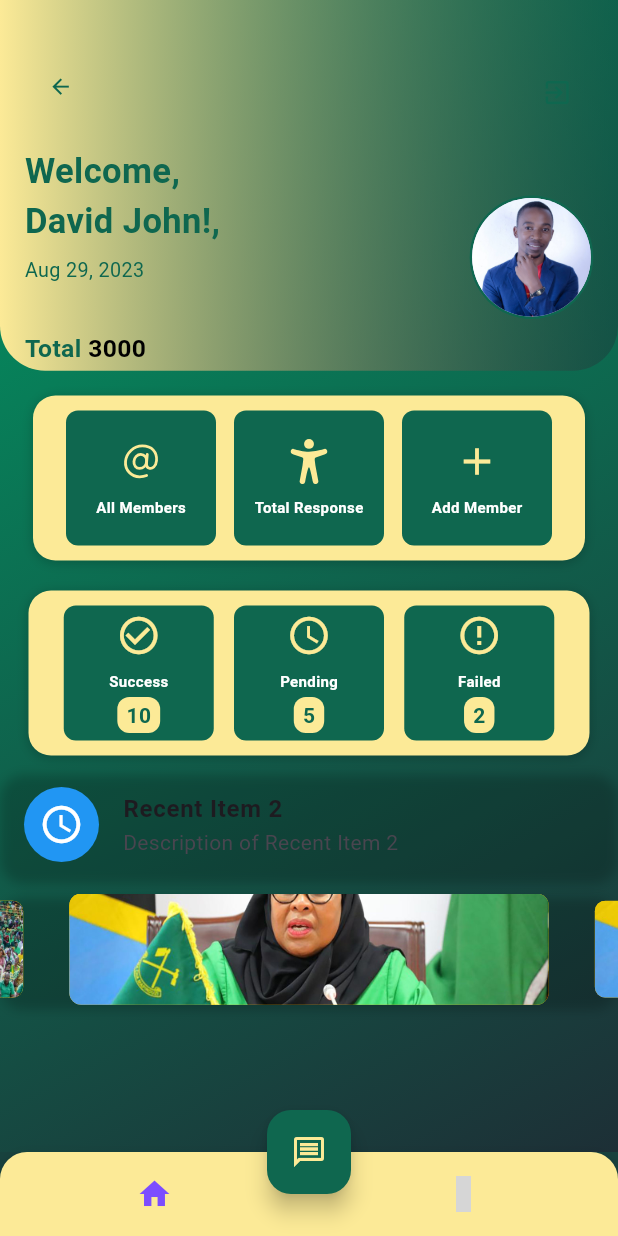
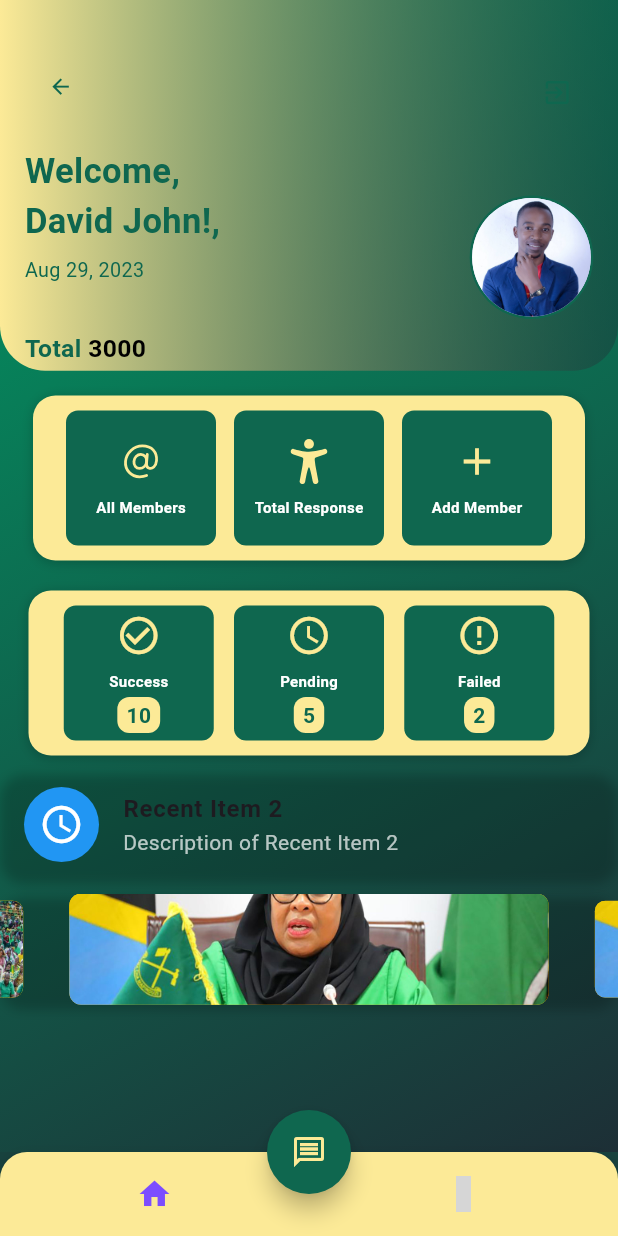
Before and after one commit to dhsoft95/ccm, a Flutter app: the screen it shows after launch, after a tap on "Login", on a phone screen of 412 x 824 dp. Run offline on Flutter 3.47's test engine with Material 3 defaults, Android fonts, the phone set to English and light mode, and no system bars; drawn by our look-alikes of animated_bottom_navigation_bar, carousel_slider; our stand-ins replace contacts_service, google_fonts, ionicons, material_symbols_icons, permission_handler; grey boxes are pictures that could not be loaded.

```diff
--- a/lib/home.dart
+++ b/lib/home.dart
@@ -14,6 +14,7 @@ class DashboardScreen extends StatefulWidget {
   @override
   _DashboardScreenState createState() => _DashboardScreenState();
 }
+
 class _DashboardScreenState extends State<DashboardScreen> {
   final GlobalKey<ScaffoldState> _scaffoldKey = GlobalKey<ScaffoldState>();
   int _currentIndex = 0;
@@ -46,7 +47,10 @@ class _DashboardScreenState extends State<DashboardScreen> {
                 gradient: LinearGradient(
                   begin: Alignment.bottomLeft,
                   end: Alignment.bottomRight,
-                  colors: [const Color(0xfffcea97), const Color(0xff1d2f36).withOpacity(0.4)],
+                  colors: [
+                    const Color(0xfffcea97),
+                    const Color(0xff1d2f36).withOpacity(0.4)
+                  ],
                 ),
                 borderRadius: const BorderRadius.only(
                   bottomRight: Radius.circular(30.0),
@@ -189,7 +193,8 @@ class _DashboardScreenState extends State<DashboardScreen> {
                           child: CircleAvatar(
                             radius: MediaQuery.of(context).size.width *
                                 0.096, // 9.6% of the screen width
-                            backgroundImage: const AssetImage('assets/dhsoft.jpg'),
+                            backgroundImage:
+                                const AssetImage('assets/dhsoft.jpg'),
                           ),
                         ),
                       ],
@@ -223,7 +228,7 @@ class _DashboardScreenState extends State<DashboardScreen> {
                   ],
                 ),
                 height: 110,
-                child:  Padding(
+                child: Padding(
                   padding: EdgeInsets.all(10.0),
                   child: Row(
                     mainAxisAlignment: MainAxisAlignment.spaceEvenly,
@@ -252,8 +257,8 @@ class _DashboardScreenState extends State<DashboardScreen> {
                       ),
                       GestureDetector(
                         onTap: () {
-                          Navigator.of(context)
-                              .push(MaterialPageRoute(builder: (context) =>  ContactPickerDemo()));
+                          Navigator.of(context).push(MaterialPageRoute(
+                              builder: (context) => ContactPickerDemo()));
                         },
                         child: CustomCardTwo(
                           colors: [Color(0xff0f674f), Color(0xff0f674f)],
@@ -264,13 +269,14 @@ class _DashboardScreenState extends State<DashboardScreen> {
                     ],
                   ),
                 ),
-
               ),
             ),
-             const SizedBox(height: 20,),
+            const SizedBox(
+              height: 20,
+            ),
             Padding(
               padding: const EdgeInsets.symmetric(horizontal: 19.0),
-              child:  Container(
+              child: Container(
                 decoration: BoxDecoration(
                   borderRadius: BorderRadius.circular(15.0),
                   gradient: const LinearGradient(
@@ -290,7 +296,7 @@ class _DashboardScreenState extends State<DashboardScreen> {
                 child: const Padding(
                   padding: EdgeInsets.all(10.0),
                   child: Row(
-                    mainAxisAlignment: MainAxisAlignment.spaceEvenly,
+                      mainAxisAlignment: MainAxisAlignment.spaceEvenly,
                       children: [
                         CustomCard(
                             title: 'Success',
@@ -307,13 +313,13 @@ class _DashboardScreenState extends State<DashboardScreen> {
                             colors: [Color(0xff0f674f), Color(0xff0f674f)],
                             icon: Icons.error_outline,
                             badgeCount: 2),
-                      ]
-                  ),
+                      ]),
                 ),
-
               ),
             ),
-          const SizedBox(height: 10,),
+            const SizedBox(
+              height: 10,
+            ),
             Container(
               decoration: BoxDecoration(
                 borderRadius: BorderRadius.circular(16.0),
@@ -333,9 +339,10 @@ class _DashboardScreenState extends State<DashboardScreen> {
                   // Handle the tap action for this item
                 },
               ),
-
             ),
-            const SizedBox(height: 10,),
+            const SizedBox(
+              height: 10,
+            ),
             Container(
               decoration: BoxDecoration(
                 borderRadius: BorderRadius.circular(16.0),
@@ -384,9 +391,10 @@ class _DashboardScreenState extends State<DashboardScreen> {
       ),
       floatingActionButton: Builder(
         builder: (context) => FloatingActionButton(
+          shape: const CircleBorder(),
           onPressed: () {
-            Navigator.of(context)
-                .push(MaterialPageRoute(builder: (context) => const Messages()));
+            Navigator.of(context).push(
+                MaterialPageRoute(builder: (context) => const Messages()));
           },
           backgroundColor: const Color(0xff0f674f),
           child: const Icon(Icons.message_outlined, color: Color(0xfffcea97)),
@@ -408,8 +416,8 @@ class _DashboardScreenState extends State<DashboardScreen> {
 
           // Handle navigation based on the index
           if (index == 1) {
-            Navigator.of(context)
-                .push(MaterialPageRoute(builder: (context) => const ProfileScreen()));
+            Navigator.of(context).push(
+                MaterialPageRoute(builder: (context) => const ProfileScreen()));
           }
         },
       ),
@@ -422,7 +430,8 @@ class DashboardCard extends StatelessWidget {
   final IconData icon;
   final List<Color> gradientColors;
 
-  const DashboardCard({super.key,
+  const DashboardCard({
+    super.key,
     required this.title,
     required this.icon,
     required this.gradientColors,
@@ -482,7 +491,8 @@ class CustomCard extends StatelessWidget {
   final int badgeCount;
 
   const CustomCard(
-      {super.key, required this.title,
+      {super.key,
+      required this.title,
       required this.colors,
       required this.icon,
       required this.badgeCount});
@@ -504,7 +514,7 @@ class CustomCard extends StatelessWidget {
         children: [
           Icon(
             icon,
-            color:const Color(0xfffcea97),
+            color: const Color(0xfffcea97),
             size: 30,
           ),
           const SizedBox(height: 8),
@@ -542,7 +552,11 @@ class CustomCardTwo extends StatelessWidget {
   final IconData icon;
   final String title;
 
-  const CustomCardTwo({super.key, required this.colors, required this.icon, required this.title});
+  const CustomCardTwo(
+      {super.key,
+      required this.colors,
+      required this.icon,
+      required this.title});
 
   @override
   Widget build(BuildContext context) {
@@ -579,7 +593,6 @@ class CustomCardTwo extends StatelessWidget {
   }
 }
 
-
 class RecentItemList extends StatelessWidget {
   final List<Map<String, dynamic>> recentItems;
 
@@ -609,7 +622,8 @@ class RecentItemTile extends StatelessWidget {
   final IconData icon;
   final VoidCallback onPressed;
 
-  const RecentItemTile({super.key,
+  const RecentItemTile({
+    super.key,
     required this.title,
     required this.subtitle,
     required this.icon,
@@ -638,7 +652,10 @@ class RecentItemTile extends StatelessWidget {
           fontSize: 16,
         ),
       ),
-      subtitle: Text(subtitle),
+      subtitle: Text(
+        subtitle,
+        style: TextStyle(color: Colors.white.withOpacity(0.7)),
+      ),
       onTap: onPressed,
     );
   }
--- a/lib/main.dart
+++ b/lib/main.dart
@@ -1,9 +1,12 @@
 import 'package:flutter/material.dart';
 import 'login.dart'; // Import your login screen
 
-void main() {
+void main() async{
+  WidgetsFlutterBinding.ensureInitialized();
   runApp(const MyApp());
 }
+
+
 
 class MyApp extends StatelessWidget {
   const MyApp({Key? key}) : super(key: key);
```
Also changed, not shown: lib/contacts.dart (+23 -14 lines), lib/signup.dart (+44 -16 lines), pubspec.lock, 48 other files.
